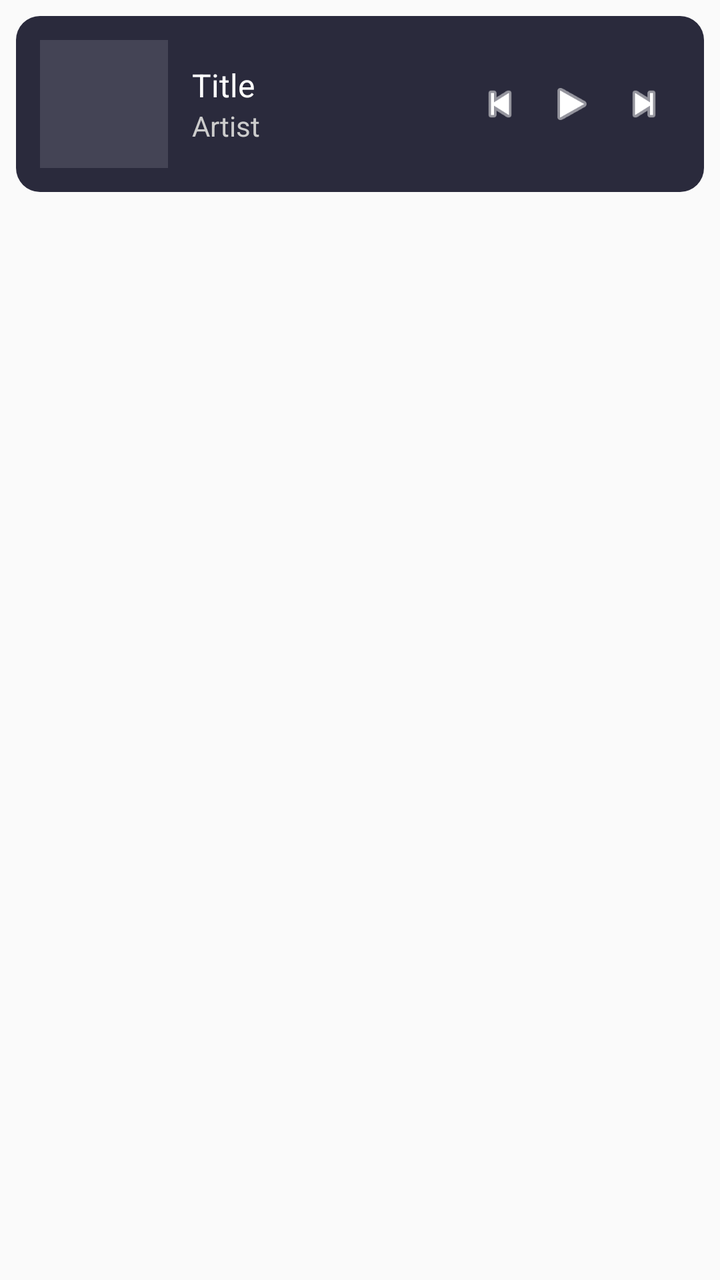
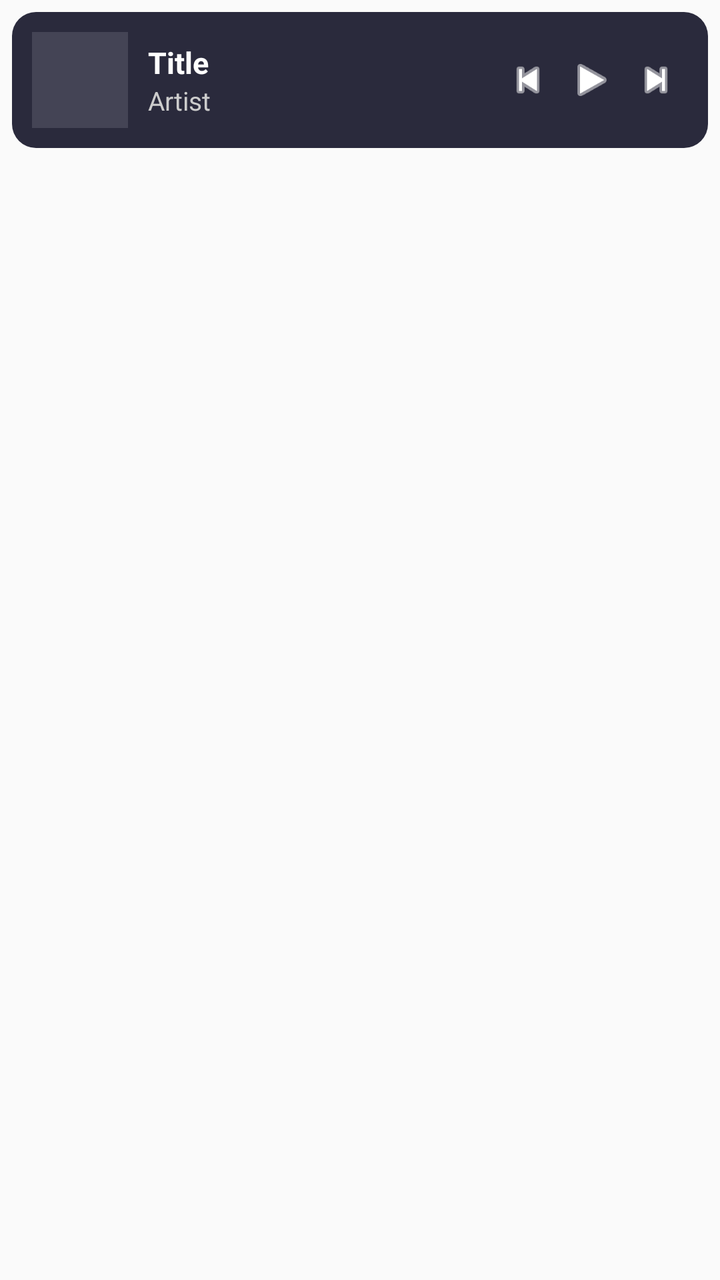

Screens rendered from an Android XML layout before and after an edit, with the pre-edit source and the edit as a unified diff.
<!-- AndroidManifest.xml: application theme Theme.LiteReader -->
<!-- res/layout/page_media_player.xml -->
<?xml version="1.0" encoding="utf-8"?>
<FrameLayout xmlns:android="http://schemas.android.com/apk/res/android"
    android:layout_width="match_parent"
    android:layout_height="wrap_content"
    android:padding="8dp">

    <LinearLayout
        android:id="@+id/ll_blank"
        android:layout_width="match_parent"
        android:layout_height="wrap_content"
        android:background="@drawable/bg_media_player"
        android:gravity="center"
        android:padding="16dp"
        android:visibility="gone">

        <TextView
            android:layout_width="wrap_content"
            android:layout_height="wrap_content"
            android:text="Nothing playing"
            android:textColor="#888888" />
    </LinearLayout>

    <LinearLayout
        android:id="@+id/ll_player"
        android:layout_width="match_parent"
        android:layout_height="wrap_content"
        android:background="@drawable/bg_media_player"
        android:gravity="center_vertical"
        android:orientation="horizontal"
        android:padding="12dp">

        <ImageView
            android:id="@+id/iv_artwork"
            android:layout_width="64dp"
            android:layout_height="64dp"
            android:background="#444455"
            android:scaleType="centerCrop" />

        <LinearLayout
            android:layout_width="0dp"
            android:layout_height="wrap_content"
            android:layout_weight="1"
            android:layout_marginStart="12dp"
            android:orientation="vertical">

            <TextView
                android:id="@+id/tv_title"
                android:layout_width="match_parent"
                android:layout_height="wrap_content"
                android:ellipsize="end"
                android:maxLines="1"
                android:text="Title"
                android:textColor="#FFFFFF"
                android:textSize="16sp" />

            <TextView
                android:id="@+id/tv_artist"
                android:layout_width="match_parent"
                android:layout_height="wrap_content"
                android:ellipsize="end"
                android:maxLines="1"
                android:text="Artist"
                android:textColor="#CCCCCC"
                android:textSize="14sp" />
        </LinearLayout>

        <LinearLayout
            android:layout_width="wrap_content"
            android:layout_height="wrap_content"
            android:layout_marginStart="8dp"
            android:orientation="horizontal">

            <ImageView
                android:id="@+id/btn_prev"
                android:layout_width="36dp"
                android:layout_height="36dp"
                android:background="?android:attr/selectableItemBackgroundBorderless"
                android:padding="6dp"
                android:src="@android:drawable/ic_media_previous"
                android:tint="#FFFFFF" />

            <ImageView
                android:id="@+id/btn_play_pause"
                android:layout_width="36dp"
                android:layout_height="36dp"
                android:background="?android:attr/selectableItemBackgroundBorderless"
                android:padding="6dp"
                android:src="@android:drawable/ic_media_play"
                android:tint="#FFFFFF" />

            <ImageView
                android:id="@+id/btn_next"
                android:layout_width="36dp"
                android:layout_height="36dp"
                android:background="?android:attr/selectableItemBackgroundBorderless"
                android:padding="6dp"
                android:src="@android:drawable/ic_media_next"
                android:tint="#FFFFFF" />
        </LinearLayout>

    </LinearLayout>

</FrameLayout>
<!-- resources referenced by this layout -->
<resources>
  <!-- drawable bg_media_player (drawable) -->
  <?xml version="1.0" encoding="utf-8"?>
  <shape xmlns:android="http://schemas.android.com/apk/res/android" android:shape="rectangle">
      <corners android:radius="12dp" />
      <solid android:color="#2A2A3C" />
  </shape>
  <style name="Theme.LiteReader" parent="android:Theme.Material.Light.NoActionBar" />
</resources>

<!-- the commit's change to res/layout/page_media_player.xml (unified diff, before → after) -->
@@ -2,7 +2,7 @@
 <FrameLayout xmlns:android="http://schemas.android.com/apk/res/android"
     android:layout_width="match_parent"
     android:layout_height="wrap_content"
-    android:padding="8dp">
+    android:padding="6dp">
 
     <LinearLayout
         android:id="@+id/ll_blank"
@@ -10,14 +10,15 @@
         android:layout_height="wrap_content"
         android:background="@drawable/bg_media_player"
         android:gravity="center"
-        android:padding="16dp"
+        android:padding="12dp"
         android:visibility="gone">
 
         <TextView
             android:layout_width="wrap_content"
             android:layout_height="wrap_content"
             android:text="Nothing playing"
-            android:textColor="#888888" />
+            android:textColor="#888888"
+            android:textSize="14sp" />
     </LinearLayout>
 
     <LinearLayout
@@ -27,12 +28,12 @@
         android:background="@drawable/bg_media_player"
         android:gravity="center_vertical"
         android:orientation="horizontal"
-        android:padding="12dp">
+        android:padding="10dp">
 
         <ImageView
             android:id="@+id/iv_artwork"
-            android:layout_width="64dp"
-            android:layout_height="64dp"
+            android:layout_width="48dp"
+            android:layout_height="48dp"
             android:background="#444455"
             android:scaleType="centerCrop" />
 
@@ -40,7 +41,7 @@
             android:layout_width="0dp"
             android:layout_height="wrap_content"
             android:layout_weight="1"
-            android:layout_marginStart="12dp"
+            android:layout_marginStart="10dp"
             android:orientation="vertical">
 
             <TextView
@@ -51,7 +52,8 @@
                 android:maxLines="1"
                 android:text="Title"
                 android:textColor="#FFFFFF"
-                android:textSize="16sp" />
+                android:textSize="15sp"
+                android:textStyle="bold" />
 
             <TextView
                 android:id="@+id/tv_artist"
@@ -61,39 +63,39 @@
                 android:maxLines="1"
                 android:text="Artist"
                 android:textColor="#CCCCCC"
-                android:textSize="14sp" />
+                android:textSize="13sp" />
         </LinearLayout>
 
         <LinearLayout
             android:layout_width="wrap_content"
             android:layout_height="wrap_content"
-            android:layout_marginStart="8dp"
+            android:layout_marginStart="6dp"
             android:orientation="horizontal">
 
             <ImageView
                 android:id="@+id/btn_prev"
-                android:layout_width="36dp"
-                android:layout_height="36dp"
+                android:layout_width="32dp"
+                android:layout_height="32dp"
                 android:background="?android:attr/selectableItemBackgroundBorderless"
-                android:padding="6dp"
+                android:padding="4dp"
                 android:src="@android:drawable/ic_media_previous"
                 android:tint="#FFFFFF" />
 
             <ImageView
                 android:id="@+id/btn_play_pause"
-                android:layout_width="36dp"
-                android:layout_height="36dp"
+                android:layout_width="32dp"
+                android:layout_height="32dp"
                 android:background="?android:attr/selectableItemBackgroundBorderless"
-                android:padding="6dp"
+                android:padding="4dp"
                 android:src="@android:drawable/ic_media_play"
                 android:tint="#FFFFFF" />
 
             <ImageView
                 android:id="@+id/btn_next"
-                android:layout_width="36dp"
-                android:layout_height="36dp"
+                android:layout_width="32dp"
+                android:layout_height="32dp"
                 android:background="?android:attr/selectableItemBackgroundBorderless"
-                android:padding="6dp"
+                android:padding="4dp"
                 android:src="@android:drawable/ic_media_next"
                 android:tint="#FFFFFF" />
         </LinearLayout>
